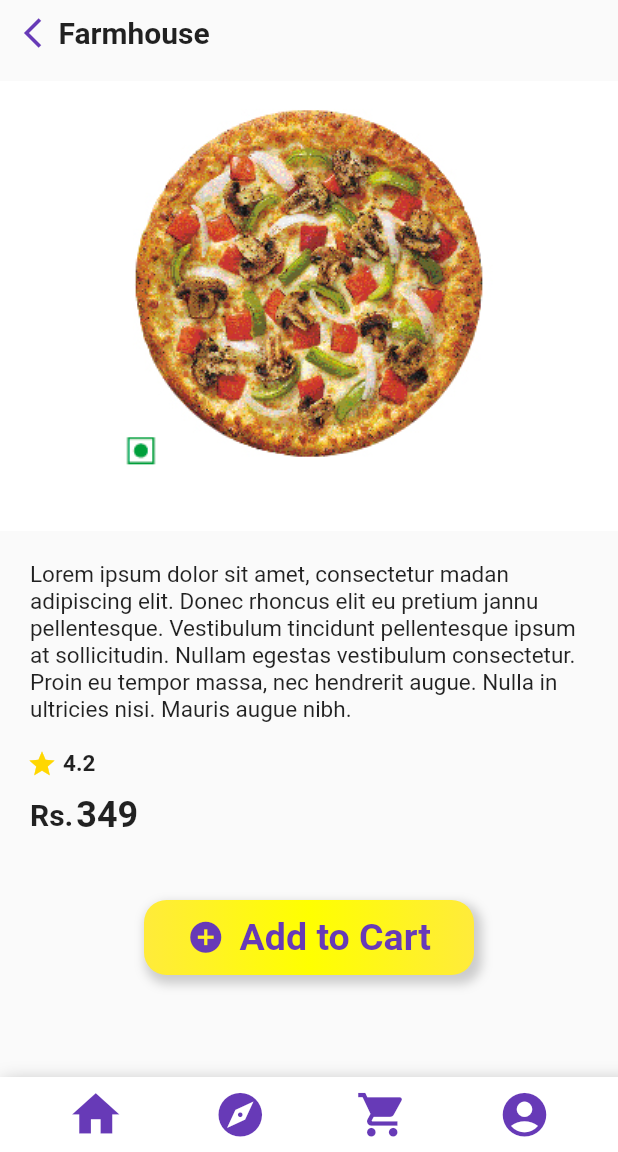
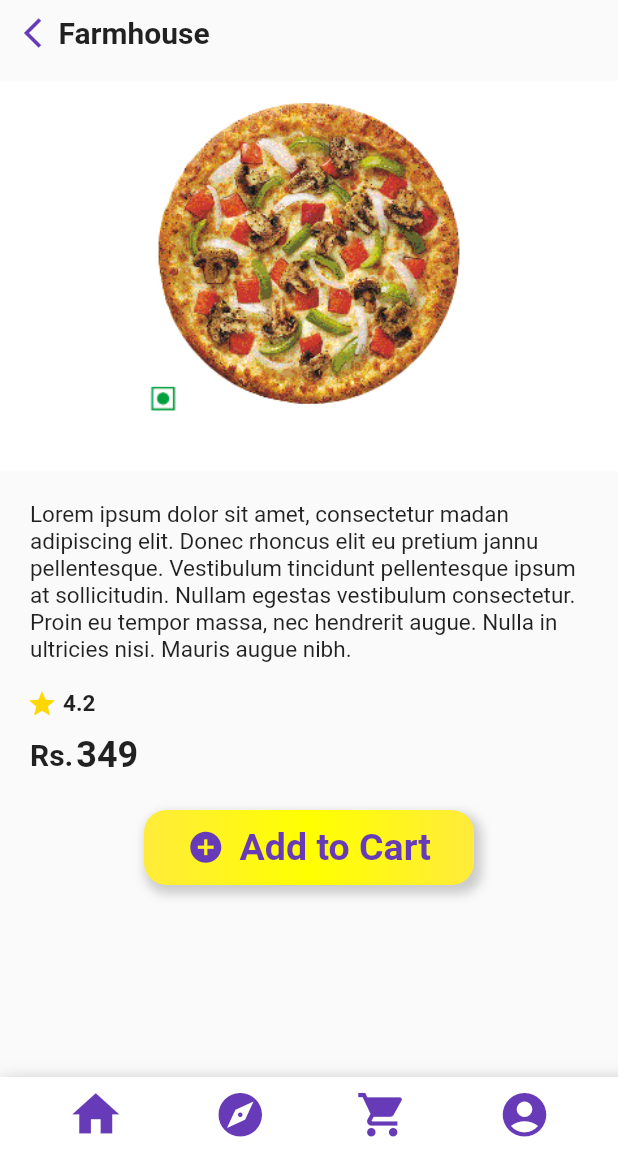
Before and after one commit to DSC-GHRCE/Flutterverse-Week-2, a Flutter app: the Pizza_Page screen opened directly, on a phone screen of 412 x 824 dp, the part 84-1236 px from its top. Run offline on Flutter 3.47's test engine with Material 2 defaults, Android fonts, the phone set to English and light mode, and no system bars.

Commit message:
Update PizzaPage.dart

```diff
--- a/lib/Components/PizzaPage.dart
+++ b/lib/Components/PizzaPage.dart
@@ -18,7 +18,8 @@ class Pizza_Page extends StatelessWidget {
           MyAppBar(),
         ],
       ),
-      body: Column(
+      body: SingleChildScrollView(
+        child: Column(
           children: [
             Container(
               margin: EdgeInsets.symmetric(horizontal: 10, vertical: 10),
@@ -45,7 +46,7 @@ class Pizza_Page extends StatelessWidget {
             Container(
               margin: EdgeInsets.symmetric(vertical: 10),
               padding: EdgeInsets.only(bottom: 30),
-            height: 300,
+              height: 260,
               width: MediaQuery.of(context).size.width,
               color: Colors.white,
               child: Image.asset(
@@ -108,7 +109,7 @@ class Pizza_Page extends StatelessWidget {
               ),
             ),
             Container(
-            margin: EdgeInsets.symmetric(horizontal: 40, vertical: 25),
+              margin: EdgeInsets.symmetric(horizontal: 40, vertical: 5),
               child: Column(
                 children: [
                   TextButton(
@@ -164,6 +165,7 @@ class Pizza_Page extends StatelessWidget {
             ),
           ],
         ),
+      ),
       bottomNavigationBar: bottomNavBar(),
     );
   }
```
Lines whose indentation alone changed are shown as unchanged.
